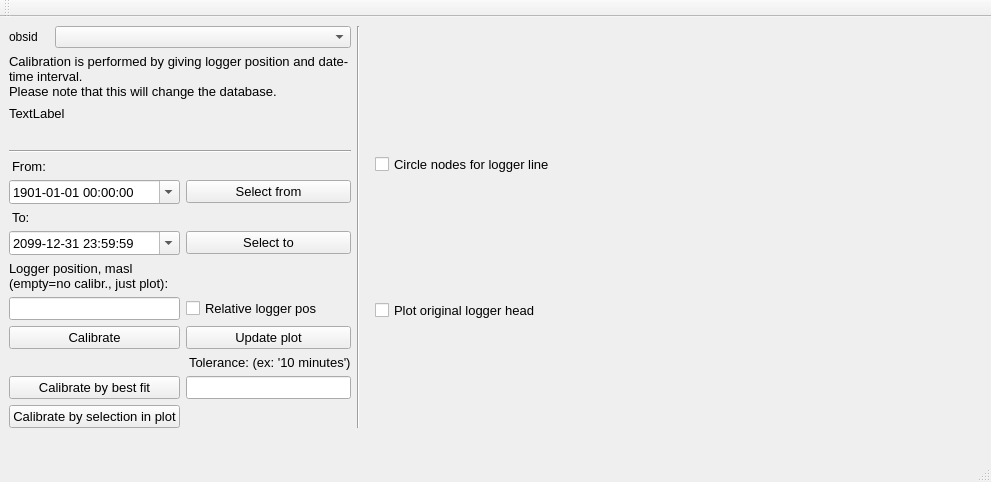
This is ui/calibr_logger_dialog_integrated.ui in jkall/qgis-midvatten-plugin as Qt 5 draws it before an edit. The edited form follows.
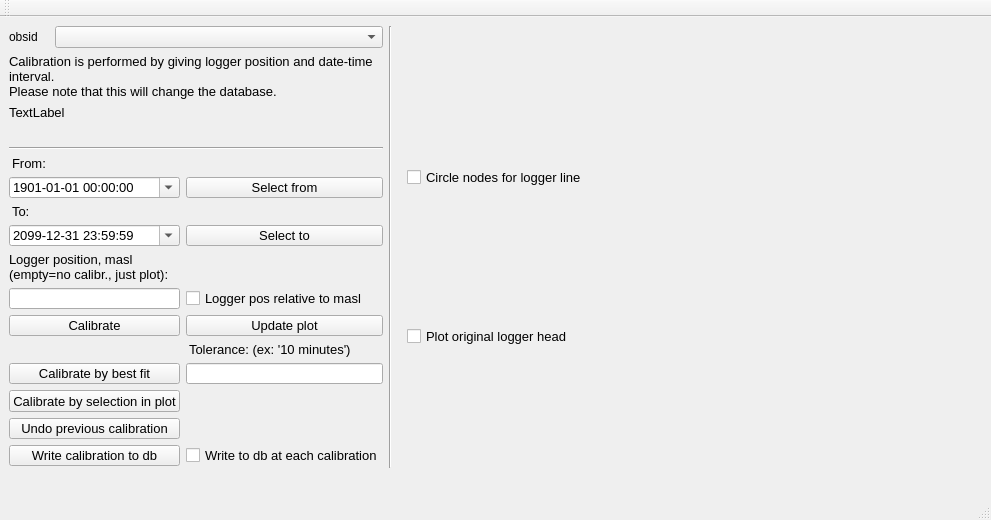
This is the edited form.

Commit message:
Logger calibration: Restructured calibration so all is done in memory using recarrays.
Problem: Writing the recarray to the database is REEEEEEALLY slow. So this whole thing is not working yet.

Patch:
```diff
--- a/ui/calibr_logger_dialog_integrated.ui
+++ b/ui/calibr_logger_dialog_integrated.ui
@@ -424,7 +424,7 @@
        </font>    
       </property>
       <property name="text">
-       <string>Relative logger pos</string>
+       <string>Logger pos relative to masl</string>
       </property>      
      </widget>    
     </item>         
@@ -553,10 +553,73 @@
          <string>Calibrate by selection in plot</string>
         </property>
        </widget>
-      </item>
-       </layout>
-      </item>               
+      </item>   
       <item row="11" column="0">
+       <widget class="QPushButton" name="pushButtonUndo">
+        <property name="sizePolicy">
+         <sizepolicy hsizetype="Preferred" vsizetype="Fixed">
+          <horstretch>0</horstretch>
+          <verstretch>0</verstretch>
+         </sizepolicy>
+        </property>
+        <property name="font">
+         <font>
+          <family>Arial</family>
+          <pointsize>10</pointsize>
+         </font>
+        </property>
+        <property name="text">
+         <string>Undo previous calibration</string>
+        </property>
+       </widget>
+      </item>         
+      <item row="12" column="0">
+       <widget class="QPushButton" name="pushButtonWrite">
+        <property name="sizePolicy">
+         <sizepolicy hsizetype="Preferred" vsizetype="Fixed">
+          <horstretch>0</horstretch>
+          <verstretch>0</verstretch>
+         </sizepolicy>
+        </property>
+        <property name="font">
+         <font>
+          <family>Arial</family>
+          <pointsize>10</pointsize>
+         </font>
+        </property>
+        <property name="text">
+         <string>Write calibration to db</string>
+        </property>
+       </widget>
+      </item>    
+    <item row="12" column="1">    
+     <widget class="QCheckBox" name="autowrite_to_db">    
+      <property name="sizePolicy">    
+       <sizepolicy hsizetype="MinimumExpanding" vsizetype="Fixed">    
+        <horstretch>0</horstretch>    
+        <verstretch>0</verstretch>    
+       </sizepolicy>    
+      </property>    
+      <property name="minimumSize">    
+       <size>    
+        <width>0</width>    
+        <height>0</height>    
+       </size>    
+      </property>    
+      <property name="font">    
+       <font>    
+        <family>Arial</family>    
+        <pointsize>10</pointsize>    
+       </font>    
+      </property>
+      <property name="text">
+       <string>Write to db at each calibration</string>
+      </property>      
+     </widget>    
+    </item>   
+       </layout>
+      </item>             
+      <item row="13" column="0">
        <widget class="QLabel" name="calib_help">
         <property name="sizePolicy">
          <sizepolicy hsizetype="Preferred" vsizetype="Preferred">
```
The commit also changes 2 other files.
